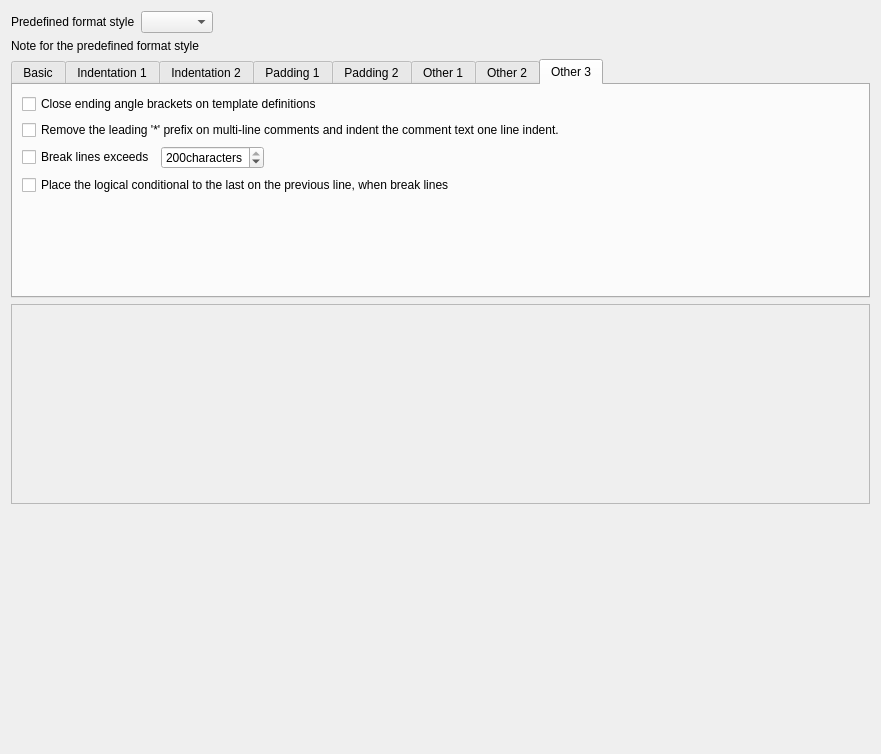
First picture: the form in RedPandaIDE/settingsdialog/formattergeneralwidget.ui, repository royqh1979/RedPanda-CPP, before the edit.
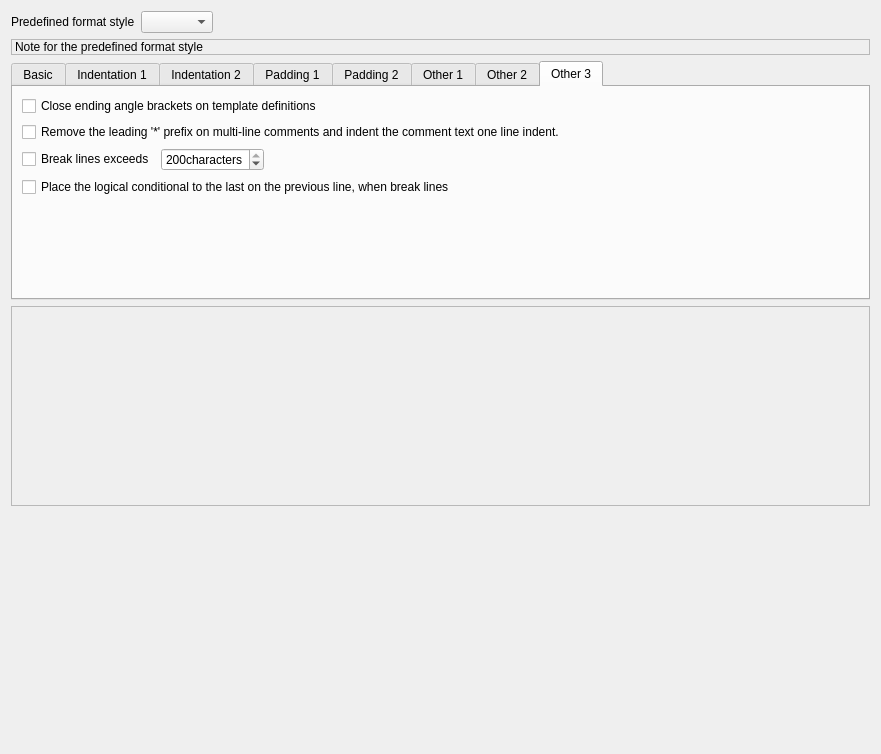
Second picture: the form after the edit. Custom widgets are drawn as their Qt base class.

Commit message: - fix: wront indent when insert line break

The edit to the form file:
```diff
--- a/RedPandaIDE/settingsdialog/formattergeneralwidget.ui
+++ b/RedPandaIDE/settingsdialog/formattergeneralwidget.ui
@@ -57,6 +57,9 @@
    </item>
    <item>
     <widget class="QLabel" name="lblBraceStyle">
+     <property name="frameShape">
+      <enum>QFrame::StyledPanel</enum>
+     </property>
      <property name="text">
       <string>&lt;html&gt;&lt;head/&gt;&lt;body&gt;&lt;p&gt;Note for the predefined format style&lt;/p&gt;&lt;/body&gt;&lt;/html&gt;</string>
      </property>
```
Left out of the diff: 2 changed lines with no effect on the pictures. The commit also changes 1 other file.
